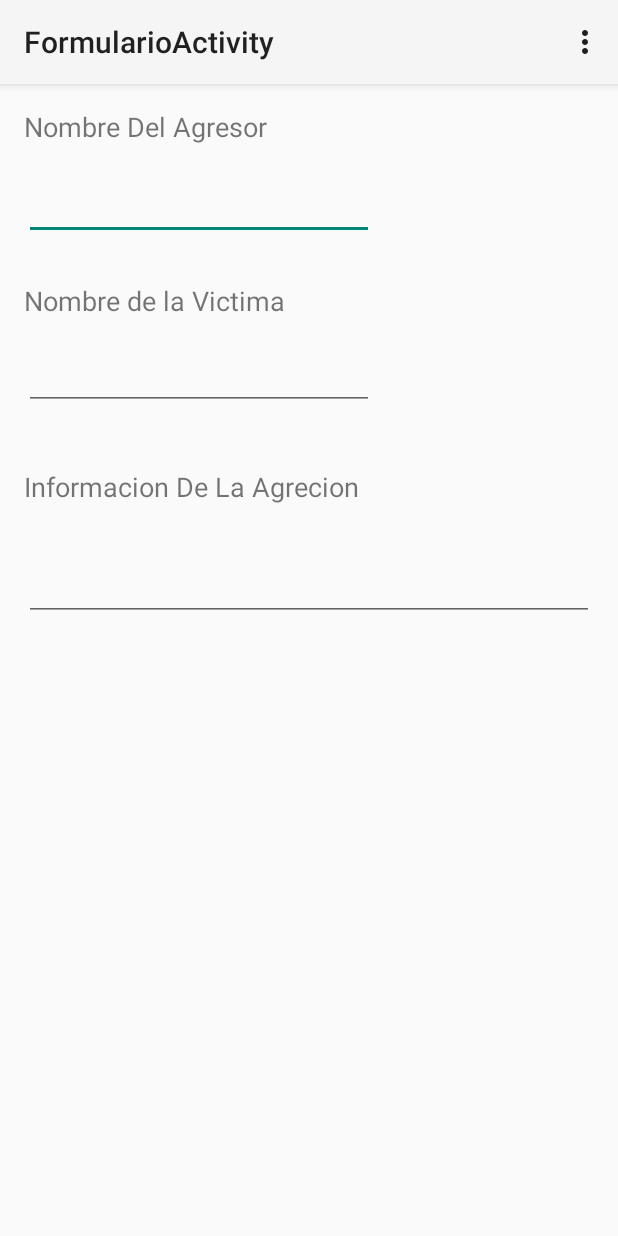
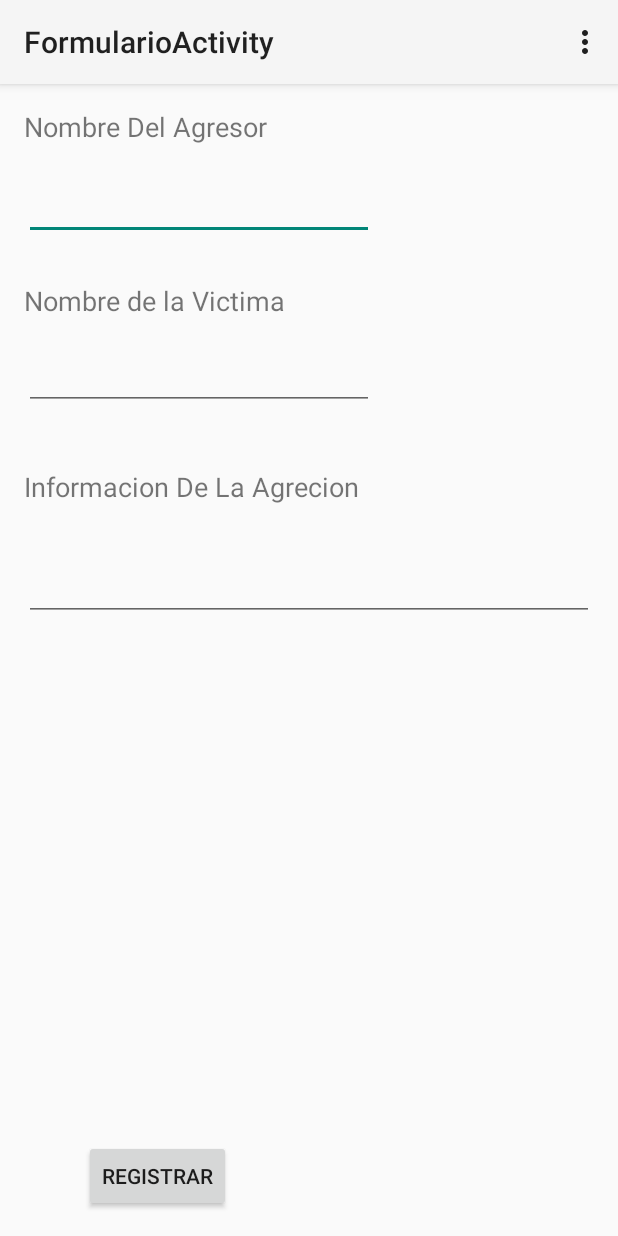
Before and after one commit to global-academy/infomaltrato-Android, an Android app: the FormularioActivity screen opened directly, with no data from a screen before it, on a phone screen of 412 x 824 dp. Run offline under Robolectric (Android 15) with nearby library versions, the phone set to English and light mode, and no system bars; libraries missing offline, so code that uses them is left out: com.parse.

```diff
--- a/app/build.gradle
+++ b/app/build.gradle
@@ -22,4 +22,6 @@ android {
 dependencies {
     compile fileTree(dir: 'libs', include: ['*.jar'])
     compile 'com.android.support:support-v4:22.1.1'
+    compile 'com.parse.bolts:bolts-android:1.2.1'
+    compile 'com.parse:parse-android:1.10.1'
 }
--- a/app/src/main/java/com/informaltratom/FormularioActivity.java
+++ b/app/src/main/java/com/informaltratom/FormularioActivity.java
@@ -4,26 +4,45 @@ import android.app.Activity;
 import android.os.Bundle;
 import android.view.Menu;
 import android.view.MenuItem;
+import android.view.View;
+import android.widget.Button;
+import android.widget.EditText;
 import android.widget.ListView;
+import android.widget.TextView;
+import android.widget.Toast;
+
+import com.parse.ParseObject;
 
 import java.util.ArrayList;
 
 
 public class FormularioActivity extends Activity {
-    private String questions[];
-    private ListView listView;
-    private ArrayList<Denuncia> denuncias;
+    private EditText nombreA;
+    private EditText nombreV;
+    private EditText infoAgre;
 
     @Override
     protected void onCreate(Bundle savedInstanceState) {
         super.onCreate(savedInstanceState);
         setContentView(R.layout.activity_formulario);
-        denuncias = new ArrayList<Denuncia>();
-        denuncias.add(new Denuncia("Juan Perez","Marcela Mamani","Mucha volencia en la casa"));
-        listView = (ListView)findViewById(R.id.listView);
-        DenunciasAdapter adapter = new DenunciasAdapter(this,R.layout.denuncia, denuncias);
-        listView.setAdapter(adapter);
 
+        nombreA = (EditText) findViewById(R.id.nombreA);
+        nombreV = (EditText) findViewById(R.id.nombreV);
+        infoAgre = (EditText) findViewById(R.id.infoAgre);
+
+        Button registrar = (Button) findViewById(R.id.registrarDenuncia);
+        registrar.setOnClickListener(new View.OnClickListener() {
+            @Override
+            public void onClick(View v) {
+                ParseObject report = new ParseObject("Denuncia");
+                report.put("descripcion", infoAgre.getText().toString());
+                report.put("nombre_agresor", nombreA.getText().toString());
+                report.put("nombre_victima", nombreV.getText().toString());
+                report.saveInBackground();
+
+                Toast.makeText(FormularioActivity.this, "Denuncia Registrada", Toast.LENGTH_SHORT).show();
+            }
+        });
     }
 
     @Override
--- a/app/src/main/res/layout/activity_formulario.xml
+++ b/app/src/main/res/layout/activity_formulario.xml
@@ -78,4 +78,16 @@
         android:layout_alignParentRight="true"
         android:layout_alignParentEnd="true" />
 
+    <Button
+        style="?android:attr/buttonStyleSmall"
+        android:layout_width="wrap_content"
+        android:layout_height="wrap_content"
+        android:text="Registrar"
+        android:id="@+id/registrarDenuncia"
+        android:layout_alignParentBottom="true"
+        android:layout_alignParentLeft="true"
+        android:layout_alignParentStart="true"
+        android:layout_marginLeft="40dp"
+        android:layout_marginStart="40dp" />
+
 </RelativeLayout>
--- a/app/src/main/res/layout/fragment_information.xml
+++ b/app/src/main/res/layout/fragment_information.xml
@@ -11,7 +11,7 @@
         android:layout_width="wrap_content"
         android:layout_height="wrap_content"
         android:textAppearance="?android:attr/textAppearanceLarge"
-        android:text="SIGNOS DE MALTRATO  Es necesario saber identificar todo lo que es maltrato ya que cogido a tiempo no da lugar a situaciones horribles de convivencia, ni desde luego a situaciones peligrosas. A nivel psicológico se considera maltrato.  • Insultos.  • Infravalorar a la persona o la opinión de la persona, especialmente si es en público.  • Faltas de respeto.  • Comentarios vejatorios contra el género femenino.  • El maltrato también incluye las críticas a la familia de origen de la persona, a los padres y hermanos.  • Control excesivo sobre todo lo que hace o deja de hacer, con quien habla y lo que hace en todo momento.  • Exigencia de exclusividad, es decir, no permitir que tenga amistades o relación con nadie más que no sean ellos, lo cual implica a la larga un aislamiento social.  • Comentarios negativos sobre el físico de la mujer, por ejemplo: “Estás muy gorda, así nadie te va a querer”, o “eres fea, no sé por qué me fijé en ti” también implican maltrato. "
+        android:text="SIGNOS DE MALTRATO\n  Es necesario saber identificar todo lo que es maltrato ya que cogido a tiempo no da lugar a situaciones horribles de convivencia, ni desde luego a situaciones peligrosas. A nivel psicológico se considera maltrato.\n  • Insultos.\n  • Infravalorar a la persona o la opinión de la persona, especialmente si es en público.\n  • Faltas de respeto.\n  • Comentarios vejatorios contra el género femenino.\n  • El maltrato también incluye las críticas a la familia de origen de la persona, a los padres y hermanos.\n  • Control excesivo sobre todo lo que hace o deja de hacer, con quien habla y lo que hace en todo momento.\n  • Exigencia de exclusividad, es decir, no permitir que tenga amistades o relación con nadie más que no sean ellos, lo cual implica a la larga un aislamiento social.\n  • Comentarios negativos sobre el físico de la mujer, por ejemplo: “Estás muy gorda, así nadie te va a querer”, o “eres fea, no sé por qué me fijé en ti” también implican maltrato. "
         android:id="@+id/Information"
 
         android:layout_gravity="center_horizontal|top"
--- /dev/null
+++ b/app/src/main/res/menu/menu_denuncias.xml
@@ -0,0 +1,6 @@
+<menu xmlns:android="http://schemas.android.com/apk/res/android"
+    xmlns:tools="http://schemas.android.com/tools"
+    tools:context="com.informaltratom.DenunciasActivity">
+    <item android:id="@+id/action_settings" android:title="@string/action_settings"
+        android:orderInCategory="100" android:showAsAction="never" />
+</menu>
--- a/app/src/main/res/values/strings.xml
+++ b/app/src/main/res/values/strings.xml
@@ -21,4 +21,5 @@
     <string name="hello_world">Hello world!</string>
     <string name="title_activity_informacion_aplicacion">InformacionAplicacion</string>
     <string name="title_activity_formulario">FormularioActivity</string>
+    <string name="title_activity_denuncias">DenunciasActivity</string>
 </resources>
```
Also changed, not shown: app/src/main/AndroidManifest.xml (+8 -0 lines), app/src/main/java/com/informaltratom/DenunciasActivity.java (added, +90 -0 lines), app/src/main/java/com/informaltratom/HacerUnaDenunciaFragment.java (+10 -0 lines), app/src/main/java/com/informaltratom/InfoMaltratoMApplication.java (added, +27 -0 lines), app/src/main/res/layout/activity_denuncias.xml (added, +15 -0 lines), app/src/main/res/layout/fragment_centros_de_ayuda.xml (+6 -6 lines), app/src/main/res/layout/fragment_hacer_una_denuncia.xml (+16 -17 lines), 2 other files.
